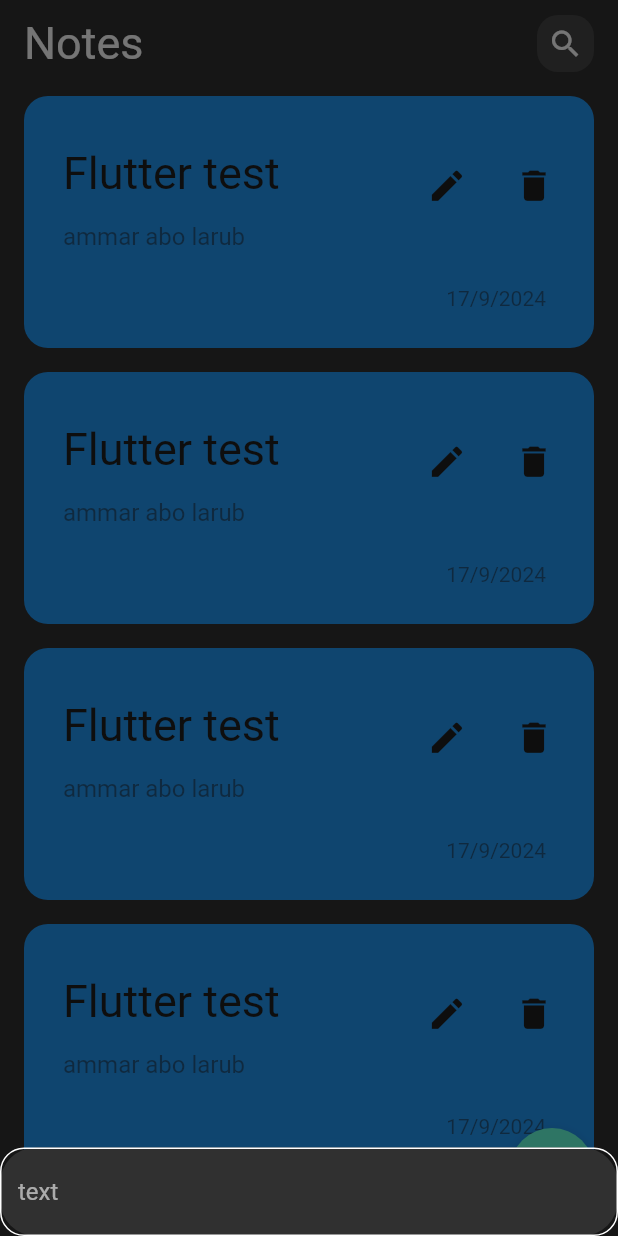
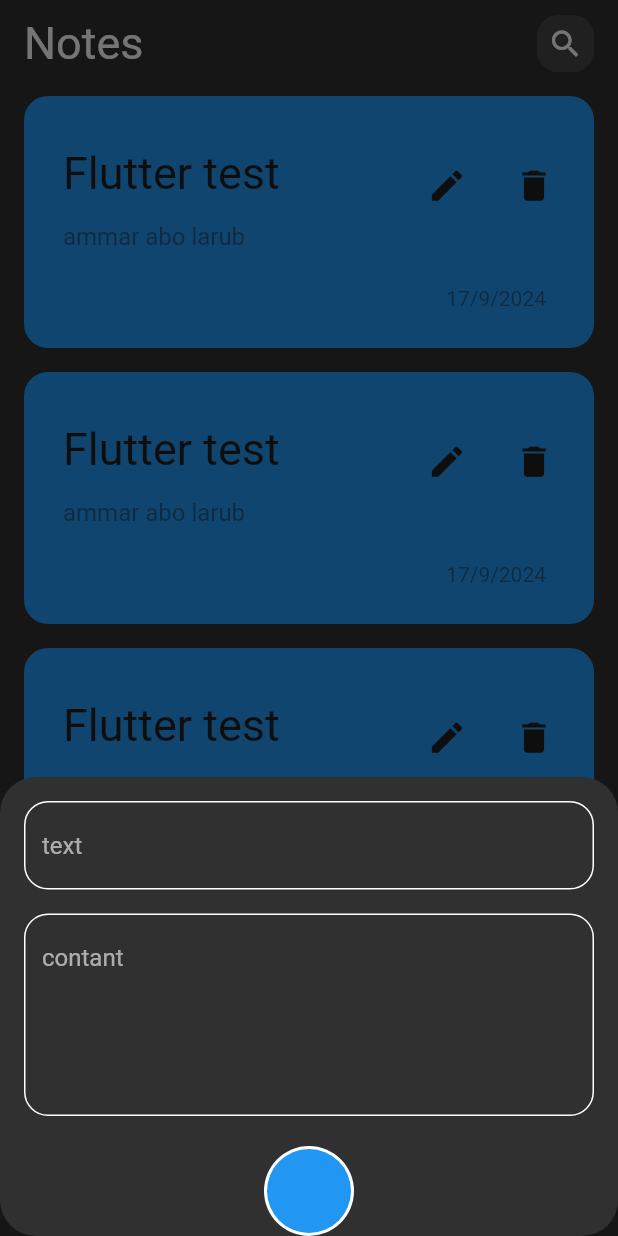
Before and after one commit to ammaraboalrub3/note_app, a Flutter app: the screen it shows after launch, after a tap on the "add" icon, on a phone screen of 412 x 824 dp. Run offline on Flutter 3.47's test engine with Material 2 defaults, Android fonts, the phone set to English and light mode, and no system bars.

Commit message:
add list of color and CustomCircleAvatar widget

```diff
--- a/lib/constant.dart
+++ b/lib/constant.dart
@@ -1,3 +1,11 @@
 import 'package:flutter/material.dart';
 
 Color kColor = const Color.fromARGB(255, 31, 31, 31);
+List<Color> kListcolor = [
+  const Color(0xffEAEFBD),
+  const Color(0xffC9E3AC),
+  const Color(0xff90BE6D),
+  const Color(0xff90BE6D),
+  const Color(0xff777766),
+  const Color(0xff37371F),
+];
--- /dev/null
+++ b/lib/widget/custom_circle_avatar.dart
@@ -0,0 +1,19 @@
+import 'package:flutter/material.dart';
+
+class CustomCircleAvatar extends StatelessWidget {
+  const CustomCircleAvatar({
+    super.key,
+  });
+
+  @override
+  Widget build(BuildContext context) {
+    return const CircleAvatar(
+      radius: 30,
+      backgroundColor: Colors.white,
+      child: CircleAvatar(
+        radius: 28,
+        backgroundColor: Colors.blue,
+      ),
+    );
+  }
+}
--- a/lib/widget/custom_sheet_items.dart
+++ b/lib/widget/custom_sheet_items.dart
@@ -1,5 +1,7 @@
 import 'package:flutter/material.dart';
 import 'package:note_application/widget/Custom_text_field.dart';
+
+import 'custom_circle_avatar.dart';
 
 class CustomSheetItems extends StatelessWidget {
   const CustomSheetItems({
@@ -9,13 +11,30 @@ class CustomSheetItems extends StatelessWidget {
   @override
   Widget build(BuildContext context) {
     return Padding(
-        padding:
-            EdgeInsets.only(bottom: MediaQuery.of(context).viewInsets.bottom),
+        padding: EdgeInsets.only(
+            top: 16,
+            right: 16,
+            left: 16,
+            bottom: MediaQuery.of(context).viewInsets.bottom),
         child: const SingleChildScrollView(
-          child: CustomTextField(
-            maxLines: 1,
-            hint: "text",
-          ),
-        ));
+            child: Column(
+          children: [
+            CustomTextField(
+              maxLines: 1,
+              hint: "text",
+            ),
+            SizedBox(
+              height: 16,
+            ),
+            CustomTextField(
+              maxLines: 5,
+              hint: "contant",
+            ),
+            SizedBox(
+              height: 20,
+            ),
+            CustomCircleAvatar()
+          ],
+        )));
   }
 }
```
